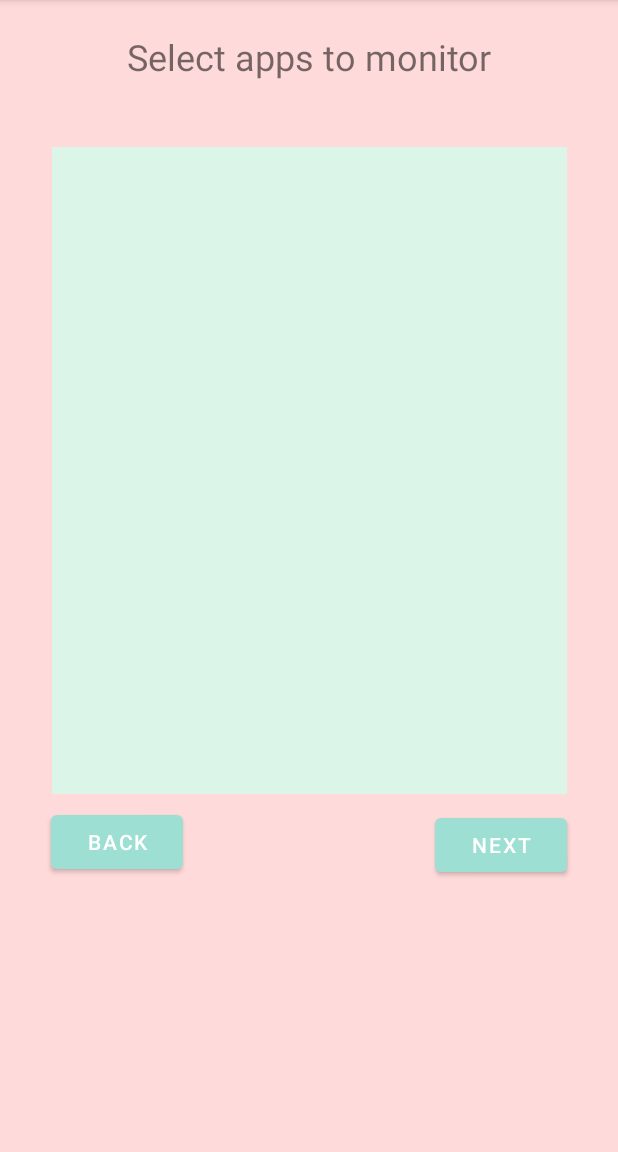
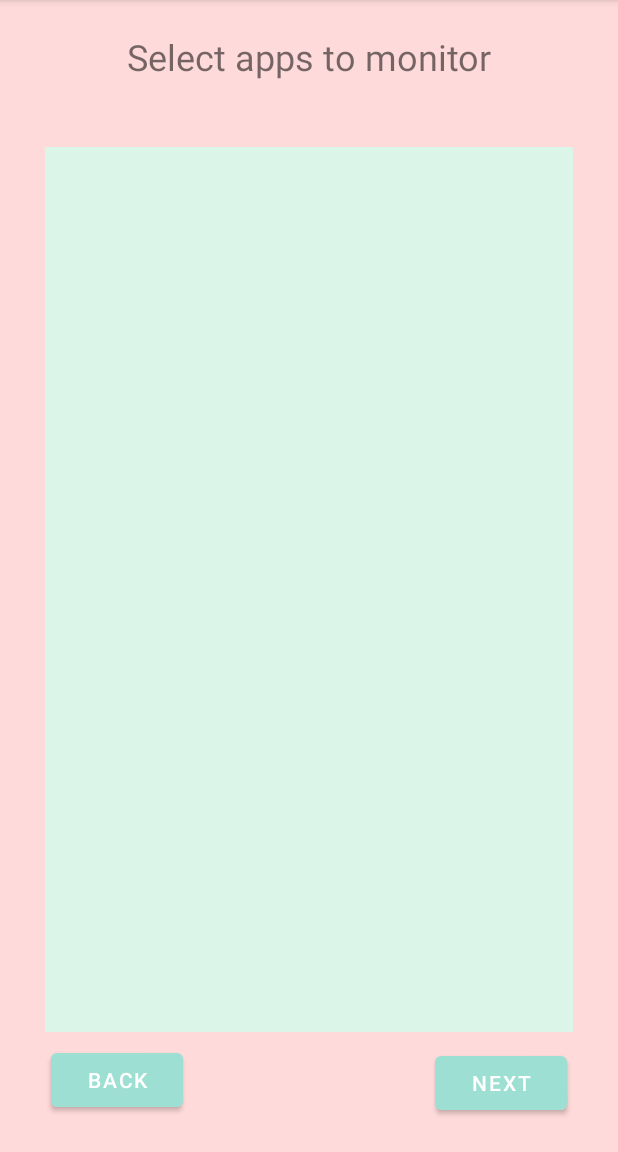
Before and after one commit to prabhatsn1/AppTimer, an Android app: the MonitorActivity screen opened directly, with no data from a screen before it, on a phone screen of 412 x 824 dp, the part 84-1236 px from its top. Run offline under Robolectric (Android 15) with nearby library versions, the phone set to English and light mode, and no system bars.

Commit message:
Monitor Activity Improved

```diff
--- a/app/build.gradle
+++ b/app/build.gradle
@@ -40,6 +40,7 @@ dependencies {
     implementation 'com.google.android.material:material:1.2.1'
     implementation 'androidx.constraintlayout:constraintlayout:2.0.4'
     implementation 'androidx.gridlayout:gridlayout:1.0.0'
+    implementation 'androidx.legacy:legacy-support-v4:1.0.0'
     testImplementation 'junit:junit:4.+'
     androidTestImplementation 'androidx.test.ext:junit:1.1.2'
     androidTestImplementation 'androidx.test.espresso:espresso-core:3.3.0'
--- a/app/src/main/AndroidManifest.xml
+++ b/app/src/main/AndroidManifest.xml
@@ -1,6 +1,8 @@
 <?xml version="1.0" encoding="utf-8"?>
 <manifest xmlns:android="http://schemas.android.com/apk/res/android"
     package="com.collabcode.apptimer">
+
+
 
     <application
         android:allowBackup="true"
--- a/app/src/main/res/layout/activity_monitor.xml
+++ b/app/src/main/res/layout/activity_monitor.xml
@@ -29,14 +29,18 @@
 
     <ScrollView
         android:id="@+id/scrollView2"
-        android:layout_width="343dp"
-        android:layout_height="431dp"
+        android:layout_width="0dp"
+        android:layout_height="0dp"
+        android:layout_marginStart="30dp"
         android:layout_marginTop="44dp"
+        android:layout_marginEnd="30dp"
+        android:layout_marginBottom="80dp"
         android:background="@color/C2"
+        app:layout_constraintBottom_toBottomOf="parent"
         app:layout_constraintEnd_toEndOf="parent"
-        app:layout_constraintHorizontal_bias="0.5"
         app:layout_constraintStart_toStartOf="parent"
-        app:layout_constraintTop_toBottomOf="@+id/textView">
+        app:layout_constraintTop_toBottomOf="@+id/textView"
+        app:layout_constraintVertical_bias="0.0">
 
         <LinearLayout
             android:layout_width="match_parent"
@@ -55,4 +59,5 @@
         app:layout_constraintHorizontal_bias="0.5"
         app:layout_constraintStart_toStartOf="parent"
         app:layout_constraintTop_toTopOf="parent" />
+
 </androidx.constraintlayout.widget.ConstraintLayout>
```
Also changed, not shown: app/src/main/res/layout/activity_dashboard.xml (+11 -1 lines).
